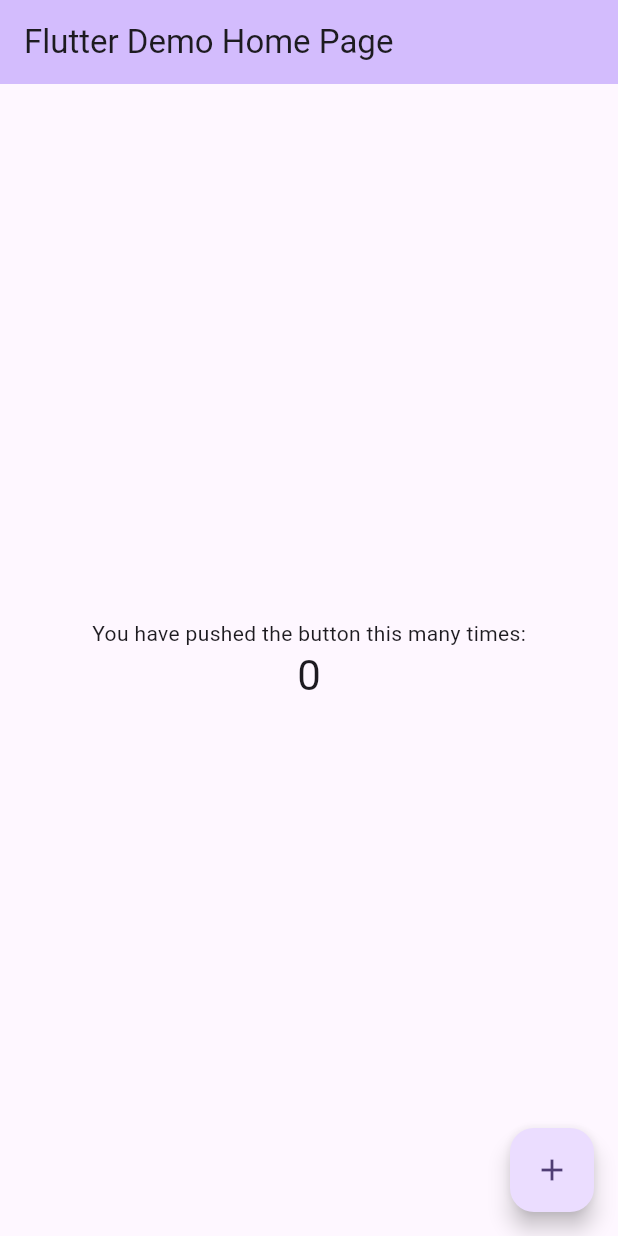
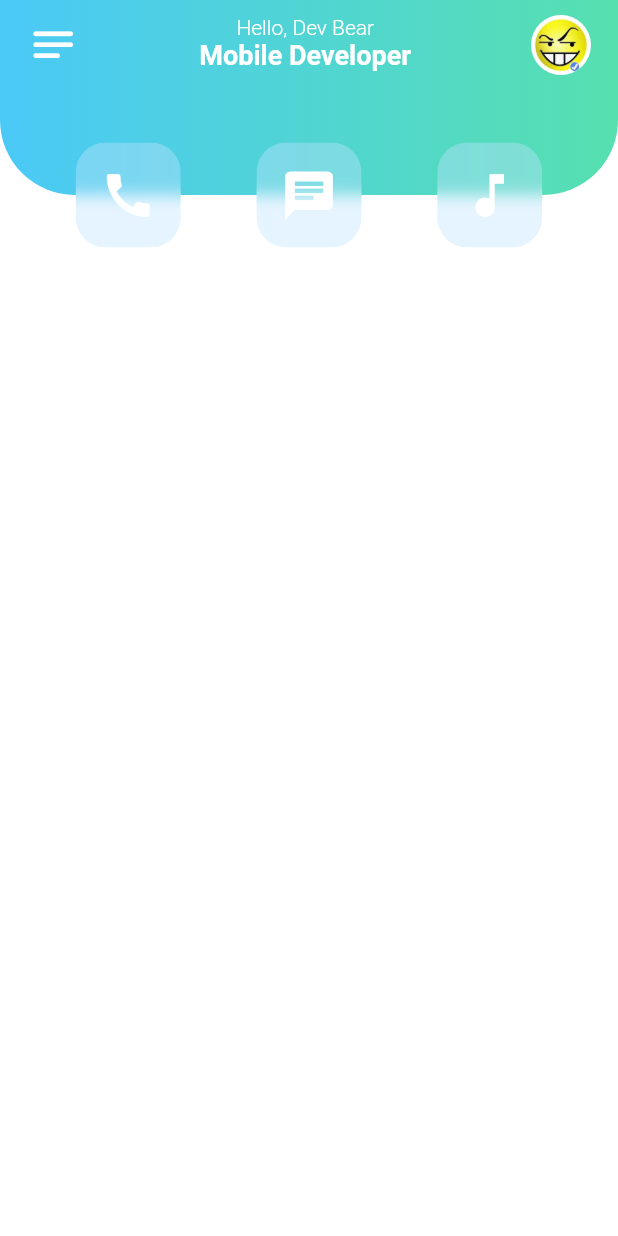
Before and after one commit to duchuy-bit/Flutter-Study, a Flutter app: the screen it shows after launch, on a phone screen of 412 x 824 dp. Run offline on Flutter 3.47's test engine with Material 2 defaults, Android fonts, the phone set to English and light mode, and no system bars.

Commit message:
create header home

```diff
--- a/flutter_animation/lib/main.dart
+++ b/flutter_animation/lib/main.dart
@@ -1,4 +1,6 @@
 import 'package:flutter/material.dart';
+import 'package:flutter/services.dart';
+import 'package:flutter_animation/screen/home/ScreenHome.dart';
 
 void main() {
   runApp(const MyApp());
@@ -10,28 +12,16 @@ class MyApp extends StatelessWidget {
   // This widget is the root of your application.
   @override
   Widget build(BuildContext context) {
+    SystemChrome.setSystemUIOverlayStyle(SystemUiOverlayStyle(
+      statusBarColor: Colors.transparent,
+      // statusBarBrightness: Brightness.dark,
+    ));
+
     return MaterialApp(
       debugShowCheckedModeBanner: false,
       title: 'Flutter Demo',
-      theme: ThemeData(
-        // This is the theme of your application.
-        //
-        // TRY THIS: Try running your application with "flutter run". You'll see
-        // the application has a blue toolbar. Then, without quitting the app,
-        // try changing the seedColor in the colorScheme below to Colors.green
-        // and then invoke "hot reload" (save your changes or press the "hot
-        // reload" button in a Flutter-supported IDE, or press "r" if you used
-        // the command line to start the app).
-        //
-        // Notice that the counter didn't reset back to zero; the application
-        // state is not lost during the reload. To reset the state, use hot
-        // restart instead.
-        //
-        // This works for code too, not just values: Most code changes can be
-        // tested with just a hot reload.
-        colorScheme: ColorScheme.fromSeed(seedColor: Colors.deepPurple),
-        useMaterial3: true,
-      ),
+      // theme: ThemeData(),
+      theme: new ThemeData(scaffoldBackgroundColor: Colors.white),
       home: const MyHomePage(title: 'Flutter Demo Home Page'),
     );
   }
@@ -56,71 +46,19 @@ class MyHomePage extends StatefulWidget {
 }
 
 class _MyHomePageState extends State<MyHomePage> {
-  int _counter = 0;
-
-  void _incrementCounter() {
-    setState(() {
-      // This call to setState tells the Flutter framework that something has
-      // changed in this State, which causes it to rerun the build method below
-      // so that the display can reflect the updated values. If we changed
-      // _counter without calling setState(), then the build method would not be
-      // called again, and so nothing would appear to happen.
-      _counter++;
-    });
-  }
-
   @override
   Widget build(BuildContext context) {
-    // This method is rerun every time setState is called, for instance as done
-    // by the _incrementCounter method above.
-    //
-    // The Flutter framework has been optimized to make rerunning build methods
-    // fast, so that you can just rebuild anything that needs updating rather
-    // than having to individually change instances of widgets.
     return Scaffold(
-      appBar: AppBar(
-        // TRY THIS: Try changing the color here to a specific color (to
-        // Colors.amber, perhaps?) and trigger a hot reload to see the AppBar
-        // change color while the other colors stay the same.
-        backgroundColor: Theme.of(context).colorScheme.inversePrimary,
-        // Here we take the value from the MyHomePage object that was created by
-        // the App.build method, and use it to set our appbar title.
-        title: Text(widget.title),
-      ),
-      body: Center(
-        // Center is a layout widget. It takes a single child and positions it
-        // in the middle of the parent.
-        child: Column(
-          // Column is also a layout widget. It takes a list of children and
-          // arranges them vertically. By default, it sizes itself to fit its
-          // children horizontally, and tries to be as tall as its parent.
-          //
-          // Column has various properties to control how it sizes itself and
-          // how it positions its children. Here we use mainAxisAlignment to
-          // center the children vertically; the main axis here is the vertical
-          // axis because Columns are vertical (the cross axis would be
-          // horizontal).
-          //
-          // TRY THIS: Invoke "debug painting" (choose the "Toggle Debug Paint"
-          // action in the IDE, or press "p" in the console), to see the
-          // wireframe for each widget.
-          mainAxisAlignment: MainAxisAlignment.center,
-          children: <Widget>[
-            const Text(
-              'You have pushed the button this many times:',
-            ),
-            Text(
-              '$_counter',
-              style: Theme.of(context).textTheme.headlineMedium,
-            ),
-          ],
-        ),
-      ),
-      floatingActionButton: FloatingActionButton(
-        onPressed: _incrementCounter,
-        tooltip: 'Increment',
-        child: const Icon(Icons.add),
-      ), // This trailing comma makes auto-formatting nicer for build methods.
+      // appBar: AppBar(
+      //     // backgroundColor: Colors.white,
+      //     // statusBarColor: Colors.red,
+
+      //     // // Status bar brightness (optional)
+      //     // statusBarIconBrightness: Brightness.dark, // For Android (dark icons)
+      //     // statusBarBrightness: Brightness.light, // For iOS (dark icons)
+      //     ),
+      body: Container(
+          decoration: BoxDecoration(color: Colors.white), child: HomeScreen()),
     );
   }
 }
--- /dev/null
+++ b/flutter_animation/lib/screen/home/ScreenHome.dart
@@ -0,0 +1,92 @@
+import 'package:flutter/material.dart';
+import 'package:flutter_animation/screen/home/components/DynamicIsland.dart';
+import 'package:flutter_animation/screen/home/components/Header.dart';
+
+class HomeScreen extends StatefulWidget {
+  const HomeScreen({super.key});
+
+  @override
+  State<HomeScreen> createState() => _HomeScreenState();
+}
+
+class _HomeScreenState extends State<HomeScreen> {
+  @override
+  Widget build(BuildContext context) {
+    return const Stack(
+      children: <Widget>[
+        DynamicIsland(),
+        HomeUI(),
+      ],
+    );
+  }
+}
+
+class HomeUI extends StatefulWidget {
+  const HomeUI({super.key});
+
+  @override
+  State<HomeUI> createState() => _HomeUIState();
+}
+
+class _HomeUIState extends State<HomeUI> {
+  @override
+  Widget build(BuildContext context) {
+    return Stack(
+      children: [
+        const HeaderHome(),
+        headerMenu(),
+      ],
+    );
+  }
+
+  Widget headerMenu() => SafeArea(
+        child: Container(
+          padding: EdgeInsets.only(top: 10),
+          // decoration: BoxDecoration(color: Colors.pink),
+          height: 50,
+          // width: MediaQuery.of(context).size.width,
+          child: Center(
+            child: Padding(
+              padding: const EdgeInsets.symmetric(horizontal: 18),
+              child: Row(
+                mainAxisAlignment: MainAxisAlignment.spaceBetween,
+                crossAxisAlignment: CrossAxisAlignment.center,
+                mainAxisSize: MainAxisSize.max,
+                children: [
+                  const Icon(
+                    Icons.notes_rounded,
+                    size: 35,
+                    color: Colors.white,
+                  ),
+                  const Column(
+                    // mainAxisAlignment: MainAxisAlignment.center,
+                    children: [
+                      Text(
+                        "Hello, Dev Bear",
+                        style: TextStyle(
+                          fontSize: 14,
+                          color: Colors.white,
+                          fontWeight: FontWeight.w300,
+                        ),
+                      ),
+                      Text(
+                        "Mobile Developer",
+                        style: TextStyle(
+                            fontSize: 18,
+                            color: Colors.white,
+                            fontWeight: FontWeight.bold),
+                      ),
+                    ],
+                  ),
+                  ClipRRect(
+                    borderRadius: BorderRadius.circular(100),
+                    child: Image.asset("assets/images/avatar.jpg",
+                        height: 40, width: 40),
+                  )
+                ],
+              ),
+            ),
+          ),
+        ),
+      );
+}
--- /dev/null
+++ b/flutter_animation/lib/screen/home/components/ButtonType.dart
@@ -0,0 +1,62 @@
+import 'dart:ui';
+
+import 'package:flutter/material.dart';
+
+class ButtonTypeInHome extends StatefulWidget {
+  const ButtonTypeInHome({super.key});
+
+  @override
+  State<ButtonTypeInHome> createState() => _ButtonTypeInHomeState();
+}
+
+class _ButtonTypeInHomeState extends State<ButtonTypeInHome> {
+  @override
+  Widget build(BuildContext context) {
+    return Container(
+      width: MediaQuery.of(context).size.width,
+      child: const Row(
+        mainAxisAlignment: MainAxisAlignment.spaceEvenly,
+        crossAxisAlignment: CrossAxisAlignment.center,
+        children: <Widget>[
+          ItemButtonType(
+            icon: Icons.call,
+            text: "OK",
+          ),
+          ItemButtonType(
+            icon: Icons.chat,
+            text: "OK",
+          ),
+          ItemButtonType(
+            icon: Icons.music_note,
+            text: "OK",
+          ),
+        ],
+      ),
+    );
+  }
+}
+
+class ItemButtonType extends StatelessWidget {
+  final IconData icon;
+  final String text;
+  const ItemButtonType({super.key, required this.icon, required this.text});
+
+  @override
+  Widget build(BuildContext context) {
+    return ClipRRect(
+      borderRadius: BorderRadius.circular(20),
+      child: BackdropFilter(
+        filter: ImageFilter.blur(sigmaX: 5.0, sigmaY: 5.0),
+        child: Container(
+          height: 70,
+          width: 70,
+          decoration: BoxDecoration(
+            color: Color.fromARGB(255, 192, 228, 255).withOpacity(0.4),
+          ),
+          child: Center(child: Icon(icon, color: Colors.white, size: 38)),
+          // child: Text(text),
+        ),
+      ),
+    );
+  }
+}
--- /dev/null
+++ b/flutter_animation/lib/screen/home/components/DynamicIsland.dart
@@ -0,0 +1,28 @@
+import 'package:flutter/material.dart';
+
+class DynamicIsland extends StatelessWidget {
+  const DynamicIsland({super.key});
+
+  @override
+  Widget build(BuildContext context) {
+    return Stack(
+      children: [
+        Padding(
+          padding: const EdgeInsets.only(top: 3),
+          child: Row(
+            mainAxisAlignment: MainAxisAlignment.center,
+            children: [
+              Container(
+                height: 39,
+                width: 125,
+                decoration: BoxDecoration(
+                    color: Colors.black,
+                    borderRadius: BorderRadius.circular(100)),
+              )
+            ],
+          ),
+        ),
+      ],
+    );
+  }
+}
--- /dev/null
+++ b/flutter_animation/lib/screen/home/components/Header.dart
@@ -0,0 +1,112 @@
+import 'package:flutter/material.dart';
+import 'package:flutter_animation/screen/home/components/ButtonType.dart';
+
+class HeaderHome extends StatefulWidget {
+  const HeaderHome({super.key});
+
+  @override
+  State<HeaderHome> createState() => _HeaderHomeState();
+}
+
+class _HeaderHomeState extends State<HeaderHome> {
+  double heightHeader = 130;
+
+  @override
+  Widget build(BuildContext context) {
+    return Stack(
+      children: [
+        // Background 1
+        Container(
+          height: heightHeader,
+          width: MediaQuery.of(context).size.width,
+          decoration: const BoxDecoration(
+            // color: Color.fromRGBO(84, 217, 195, 1),
+            gradient: LinearGradient(
+              begin: Alignment.centerLeft,
+              end: Alignment.centerRight,
+              stops: [
+                0,
+                1,
+              ],
+              colors: [
+                Color.fromRGBO(75, 201, 247, 1),
+                Color.fromRGBO(86, 224, 175, 1),
+              ],
+            ),
+            borderRadius: BorderRadius.only(
+              bottomLeft: Radius.circular(50),
+              bottomRight: Radius.circular(50),
+            ),
+          ),
+        ),
+        // Background 2
+        // Container(
+        //   height: 150,
+        //   width: 180,
+        //   decoration: const BoxDecoration(
+        //     // color: Color.fromRGBO(84, 217, 195, 1),
+        //     gradient: LinearGradient(
+        //       begin: Alignment.centerLeft,
+        //       end: Alignment.centerRight,
+        //       stops: [
+        //         0,
+        //         1,
+        //       ],
+        //       colors: [
+        //         Color.fromRGBO(24, 120, 250, 1),
+        //         Color.fromRGBO(53, 172, 252, 1),
+        //       ],
+        //     ),
+        //     borderRadius: BorderRadius.only(
+        //       bottomLeft: Radius.circular(50),
+        //       bottomRight: Radius.circular(90),
+        //     ),
+        //   ),
+        // ),
+
+        // CustomPaint(
+        //   size: Size(400, 400),
+        //   painter: CurvedPainter(),
+        // ),
+
+        // Button
+        Positioned(
+          top: heightHeader - 70 / 2,
+          child: const ButtonTypeInHome(),
+        ),
+
+        Container(
+          height: heightHeader + 70 / 2 + 10,
+        ),
+      ],
+    );
+  }
+}
+
+
+class CurvedPainter extends CustomPainter {
+  @override
+  void paint(Canvas canvas, Size size) {
+    var paint = Paint()
+      ..color = Colors.teal
+      ..strokeWidth = 15;
+
+    var path = Path();
+
+    path.moveTo(size.width * 0.7, 0);
+    path.quadraticBezierTo(size.width * 0.8, 100, size.width * 0.5, 150);
+    // path.quadraticBezierTo(size.width * 0.75, size.height * 0.9,
+    // size.width * 1.0, size.height * 0.8);
+    // path.lineTo(size.width, size.height);
+    path.quadraticBezierTo(size.width * 0.5, 150, 0, 120);
+    // path.lineTo(0, 120);
+    path.lineTo(0, 0);
+
+    canvas.drawPath(path, paint);
+  }
+
+  @override
+  bool shouldRepaint(CustomPainter oldDelegate) {
+    return true;
+  }
+}
--- a/flutter_animation/pubspec.yaml
+++ b/flutter_animation/pubspec.yaml
@@ -59,8 +59,8 @@ flutter:
   uses-material-design: true
 
   # To add assets to your application, add an assets section, like this:
-  # assets:
-  #   - images/a_dot_burr.jpeg
+  assets:
+    - assets/images/
   #   - images/a_dot_ham.jpeg
 
   # An image asset can refer to one or more resolution-specific "variants", see
```
Also changed, not shown: UI/avatar.jpg (added), UI/realistic-glassmorphism-mobile-app-template_23-2149441713.webp (added), UI/realistic-glassmorphism-mobile-app-template_23-2149441714.webp (added), flutter_animation/assets/images/avatar.jpg (added).
